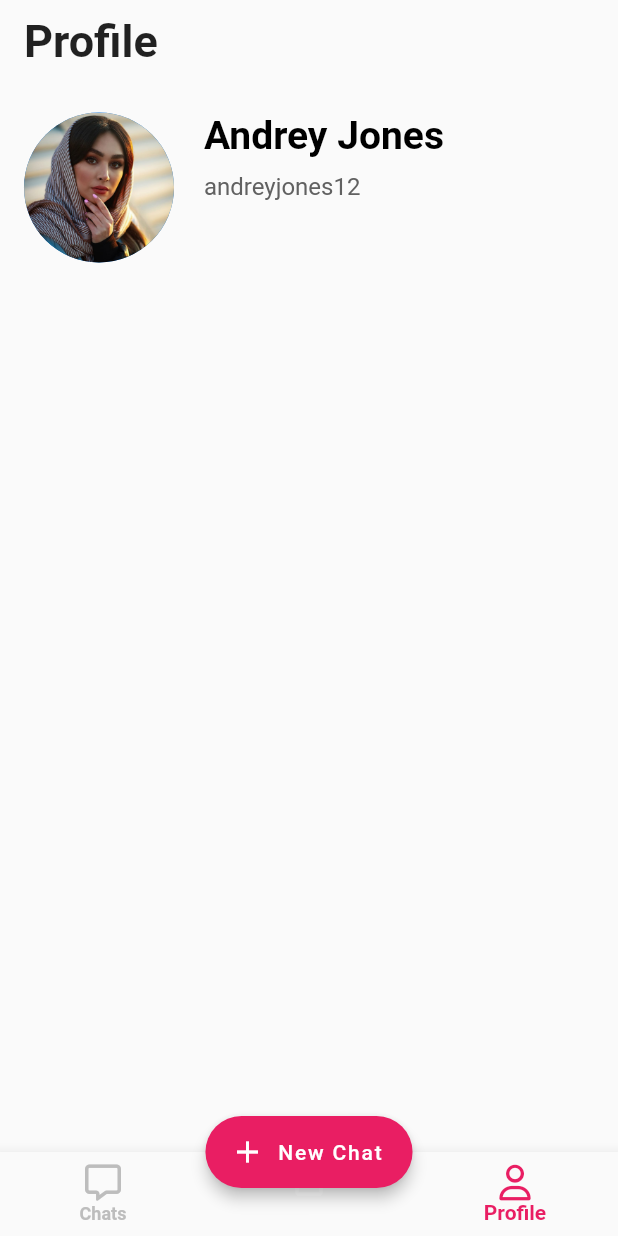
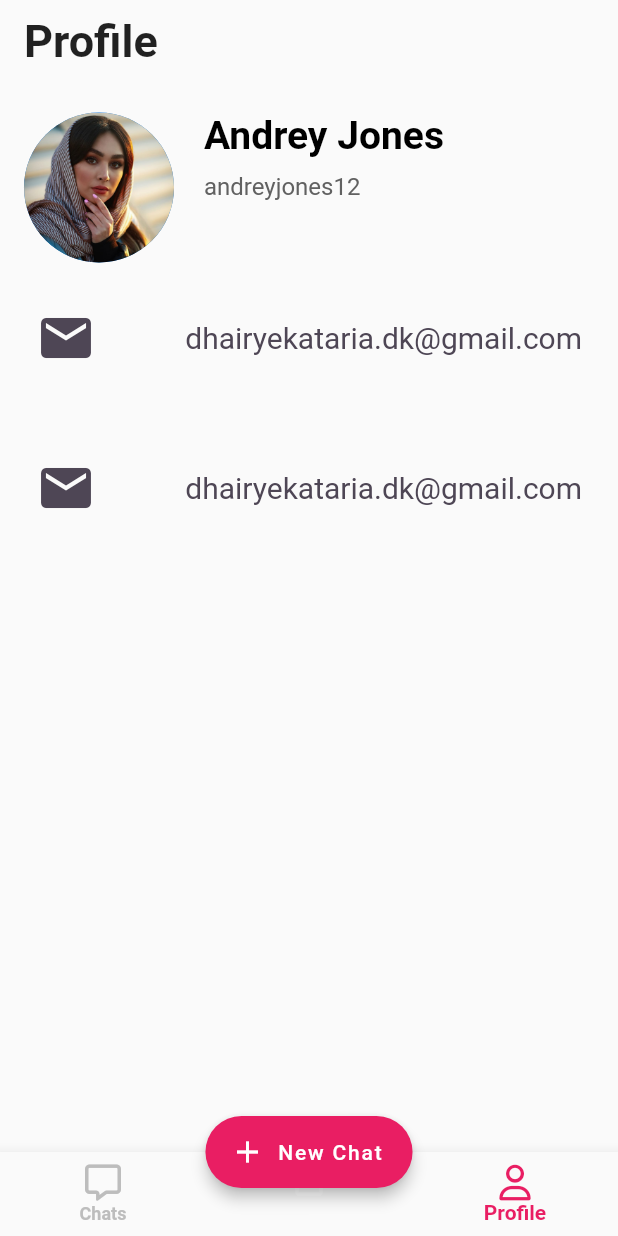
Before and after one commit to DhairyeKataria/chat_app, a Flutter app: the MainScreen screen opened by its route, item 3 of the bottom bar chosen, on a phone screen of 412 x 824 dp. Run offline on Flutter 3.47's test engine with Material 2 defaults, Android fonts, the phone set to English and light mode, and no system bars; our stand-ins replace awesome_dialog, font_awesome_flutter, image_picker, modal_progress_hud; accounts and stored records are empty.

```diff
--- a/lib/Screens/chat_details.dart
+++ b/lib/Screens/chat_details.dart
@@ -122,7 +122,9 @@ class _ChatDetailState extends State<ChatDetail> {
               padding: const EdgeInsets.only(left: 16, bottom: 10),
               height: 80,
               width: double.infinity,
-              color: Colors.white,
+              color: Colors.grey.shade300,
+              child: Container(
+                padding: const EdgeInsets.symmetric(vertical: 10.0),
                 child: Row(
                   children: <Widget>[
                     GestureDetector(
@@ -167,6 +169,7 @@ class _ChatDetailState extends State<ChatDetail> {
                 ),
               ),
             ),
+          ),
           Align(
             alignment: Alignment.bottomRight,
             child: Container(
--- a/lib/Screens/profile.dart
+++ b/lib/Screens/profile.dart
@@ -1,4 +1,5 @@
 import 'package:flutter/material.dart';
+import 'package:font_awesome_flutter/font_awesome_flutter.dart';
 
 class Profile extends StatelessWidget {
   const Profile({Key? key}) : super(key: key);
@@ -9,6 +10,7 @@ class Profile extends StatelessWidget {
       child: SingleChildScrollView(
         padding: const EdgeInsets.symmetric(horizontal: 16.0, vertical: 10.0),
         physics: const NeverScrollableScrollPhysics(),
+        child: IntrinsicHeight(
           child: Column(
             mainAxisAlignment: MainAxisAlignment.spaceBetween,
             crossAxisAlignment: CrossAxisAlignment.start,
@@ -23,7 +25,8 @@ class Profile extends StatelessWidget {
               const SizedBox(
                 height: 30.0,
               ),
-            Row(
+              Expanded(
+                child: Row(
                   mainAxisAlignment: MainAxisAlignment.spaceAround,
                   crossAxisAlignment: CrossAxisAlignment.start,
                   children: [
@@ -60,8 +63,57 @@ class Profile extends StatelessWidget {
                       ),
                     ),
                   ],
+                ),
+              ),
+              Expanded(
+                child: Container(
+                  padding: const EdgeInsets.symmetric(
+                    vertical: 12.0,
+                    horizontal: 8.0,
+                  ),
+                  child: Row(
+                    mainAxisAlignment: MainAxisAlignment.spaceBetween,
+                    children: const [
+                      Icon(
+                        Icons.email,
+                        size: 40.0,
+                        color: Color(0xff4e4655),
+                      ),
+                      Text(
+                        'dhairyekataria.dk@gmail.com',
+                        style: TextStyle(
+                          fontSize: 20.0,
+                          color: Color(0xff4e4655),
+                        ),
                       )
                     ],
+                  ),
+                ),
+              ),
+              Expanded(
+                child: Container(
+                  padding: const EdgeInsets.all(8.0),
+                  child: Row(
+                    mainAxisAlignment: MainAxisAlignment.spaceBetween,
+                    children: const [
+                      Icon(
+                        Icons.email,
+                        size: 40.0,
+                        color: Color(0xff4e4655),
+                      ),
+                      Text(
+                        'dhairyekataria.dk@gmail.com',
+                        style: TextStyle(
+                          fontSize: 20.0,
+                          color: Color(0xff4e4655),
+                        ),
+                      )
+                    ],
+                  ),
+                ),
+              ),
+            ],
+          ),
         ),
       ),
     );
--- a/lib/main.dart
+++ b/lib/main.dart
@@ -3,6 +3,7 @@ import 'package:chat_app/Screens/login_screen.dart';
 import 'package:flutter/material.dart';
 import 'Screens/main_screen.dart';
 import 'Screens/profile.dart';
+import 'Screens/search_screen.dart';
 import 'Screens/signup_screen.dart';
 import 'data.dart';
 
@@ -32,6 +33,7 @@ class MyApp extends StatelessWidget {
         'Profile': (context) => Profile(),
         'LogIn': (context) => LogInScreen(),
         'SignUp': (context) => SignUpScreen(),
+        'search': (context) => const SearchScreen(),
       },
       // home: MainScreen(),
     );
```
Also changed, not shown: lib/Screens/chat_screen.dart (+18 -3 lines), lib/Screens/login_screen.dart (+30 -15 lines), lib/Screens/search_screen.dart (added, +46 -0 lines), lib/Screens/signup_screen.dart (+36 -14 lines), lib/components/chat_detail_appbar.dart (+6 -3 lines), lib/components/search_bar.dart (+15 -3 lines), lib/models/user.dart (+27 -5 lines). Lines whose indentation alone changed are shown as unchanged.
